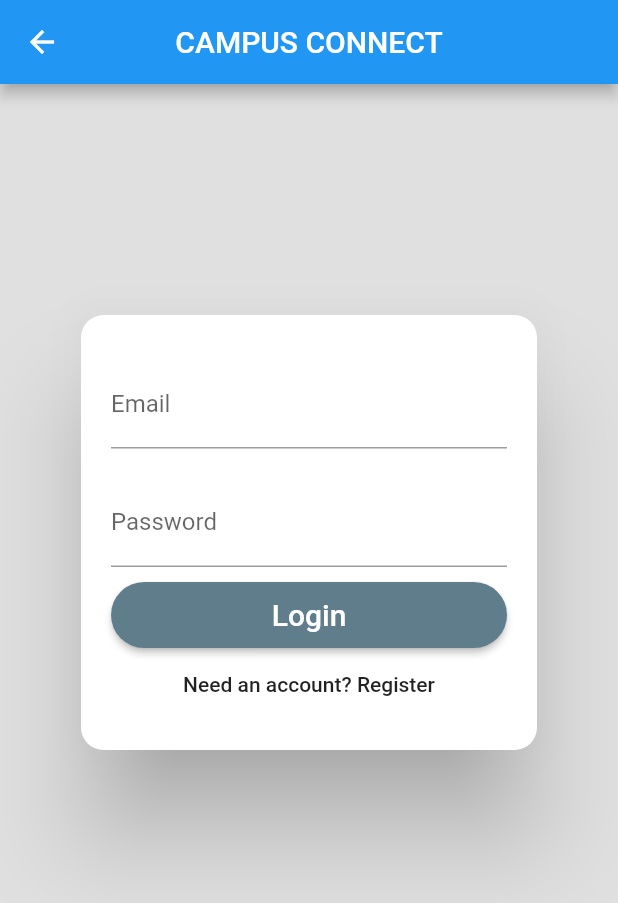
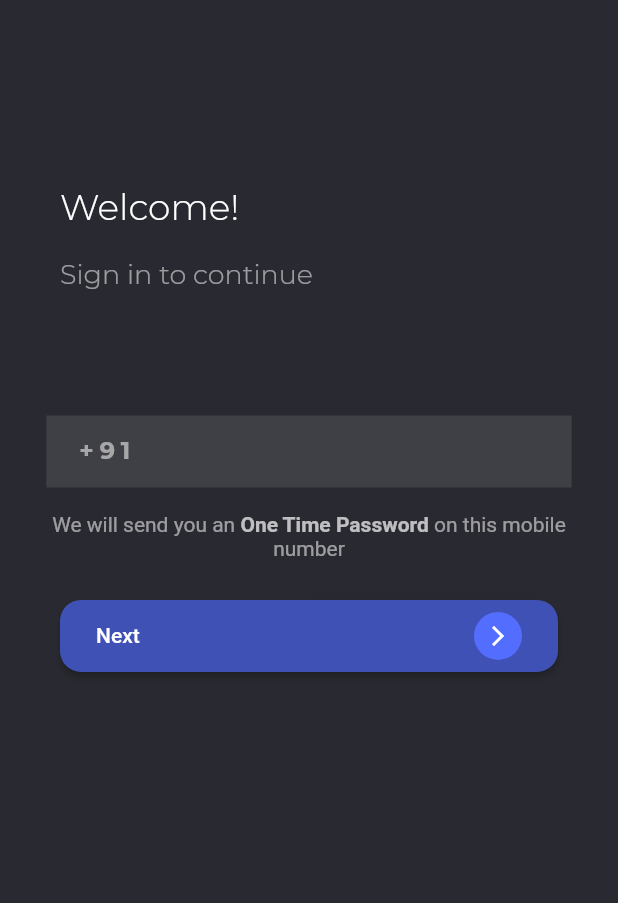
Before and after one commit to sumit0047/campusConnect, a Flutter app: the Login screen opened directly, on a phone screen of 412 x 824 dp. Shown: the top 903 px of the screen. Run offline on Flutter 3.47's test engine with Material 2 defaults, Android fonts, the phone set to English and light mode, and no system bars; our stand-ins replace cloud_firestore, date_time_picker, firebase_auth, firebase_core, firebase_storage, image_picker and 1 more; missing offline and left inert: fab_circular_menu; accounts and stored records are empty; network calls fail; project files that could hold a hidden picture were left out.

Commit message:
added auth inspect

```diff
--- a/lib/main.dart
+++ b/lib/main.dart
@@ -1,5 +1,5 @@
 import 'package:campus_connect/screens/Landing.dart';
-import 'package:campus_connect/screens/Login.dart';
+import 'package:campus_connect/screens/Welcome/welcome_screen.dart';
 import 'package:firebase_auth/firebase_auth.dart';
 import 'package:firebase_core/firebase_core.dart';
 import 'package:flutter/material.dart';
@@ -23,7 +23,7 @@ class MyApp extends StatelessWidget {
           }
           /// no user logged in
           return MaterialApp(
-            home: Login(),
+            home: WelcomeScreen(),
           );
         }
   }
--- a/lib/screens/Login.dart
+++ /dev/null
@@ -1,198 +0,0 @@
-import 'package:flutter/material.dart';
-import 'package:campus_connect/primary_button.dart';
-import 'package:campus_connect/Authentication_service.dart';
-
-class Login extends StatefulWidget {
-  Login({Key key, this.title, this.auth, this.onSignIn}) : super(key: key);
-
-  final String title;
-  final BaseAuth auth;
-  final VoidCallback onSignIn;
-
-  @override
-  _LoginState createState() => new _LoginState();
-}
-
-enum FormType {
-  login,
-  register
-}
-
-class _LoginState extends State<Login> {
-  static final formKey = new GlobalKey<FormState>();
-
-  String _email;
-  String _password;
-  FormType _formType = FormType.login;
-  String _authHint = '';
-
-  bool validateAndSave() {
-    final form = formKey.currentState;
-    if (form.validate()) {
-      form.save();
-      return true;
-    }
-    return false;
-  }
-
-  void validateAndSubmit() async {
-    if (validateAndSave()) {
-      try {
-        String userId = _formType == FormType.login
-            ? await widget.auth.signIn(_email, _password)
-            : await widget.auth.createUser(_email, _password);
-        setState(() {
-          _authHint = 'Signed In\n\nUser id: $userId';
-        });
-        widget.onSignIn();
-      }
-      catch (e) {
-        setState(() {
-          _authHint = 'Sign In Error\n\n${e.toString()}';
-        });
-        print(e);
-      }
-    } else {
-      setState(() {
-        _authHint = '';
-      });
-    }
-  }
-
-  void moveToRegister() {
-    formKey.currentState.reset();
-    setState(() {
-      _formType = FormType.register;
-      _authHint = '';
-    });
-  }
-
-  void moveToLogin() {
-    formKey.currentState.reset();
-    setState(() {
-      _formType = FormType.login;
-      _authHint = '';
-    });
-  }
-
-  List<Widget> usernameAndPassword() {
-    return [
-      padded(child: new TextFormField(
-        key: new Key('email'),
-        decoration: new InputDecoration(labelText: 'Email'),
-        autocorrect: false,
-        validator: (val) => val.isEmpty ? 'Email can\'t be empty.' : null,
-        onSaved: (val) => _email = val,
-      )),
-      padded(child: new TextFormField(
-        key: new Key('password'),
-        decoration: new InputDecoration(labelText: 'Password'),
-        obscureText: true,
-        autocorrect: false,
-        validator: (val) => val.isEmpty ? 'Password can\'t be empty.' : null,
-        onSaved: (val) => _password = val,
-      )),
-    ];
-  }
-
-  List<Widget> submitWidgets() {
-    switch (_formType) {
-      case FormType.login:
-        return [
-          new PrimaryButton(
-              key: new Key('login'),
-              text: 'Login',
-              height: 44.0,
-              onPressed: validateAndSubmit
-          ),
-          new FlatButton(
-              key: new Key('need-account'),
-              child: new Text("Need an account? Register"),
-              onPressed: moveToRegister
-          ),
-        ];
-      case FormType.register:
-        return [
-          new PrimaryButton(
-              key: new Key('register'),
-              text: 'Create an account',
-              height: 44.0,
-              onPressed: validateAndSubmit
-          ),
-          new FlatButton(
-              key: new Key('need-login'),
-              child: new Text("Have an account? Login"),
-              onPressed: moveToLogin
-          ),
-        ];
-    }
-    return null;
-  }
-
-  Widget hintText() {
-    return new Container(
-      //height: 80.0,
-        padding: const EdgeInsets.all(32.0),
-        child: new Text(
-            _authHint,
-            key: new Key('hint'),
-            style: new TextStyle(fontSize: 18.0, color: Colors.grey),
-            textAlign: TextAlign.center)
-    );
-  }
-
-
-  @override
-  Widget build(BuildContext context) {
-    return new Scaffold(
-        appBar: new AppBar(
-          title: new Text(
-            "CAMPUS CONNECT",
-
-          ),
-          centerTitle: true,
-        ),
-        backgroundColor: Colors.grey[300],
-        body: new SingleChildScrollView(child: new Container(
-            padding: const EdgeInsets.fromLTRB(50.0,150.0,50.0,50.0),
-
-            child: new Column(
-
-                children: [
-                  new Card(
-
-                      borderOnForeground:true,
-                      elevation: 30,
-                      color: Colors.white,
-                      shape: RoundedRectangleBorder(
-                        borderRadius: BorderRadius.circular(15.0),
-                      ),
-                      child: new Column(
-                          mainAxisSize: MainAxisSize.max,
-                          children: <Widget>[
-                            new Container(
-                                padding: const EdgeInsets.all(20.0),
-                                child: new Form(
-                                    key: formKey,
-                                    child: new Column(
-                                      crossAxisAlignment: CrossAxisAlignment.stretch,
-                                      children: usernameAndPassword() + submitWidgets(),
-                                    )
-                                )
-                            ),
-                          ])
-                  ),
-                  hintText()
-                ]
-            )
-        ))
-    );
-  }
-
-  Widget padded({Widget child}) {
-    return new Padding(
-      padding: EdgeInsets.symmetric(vertical: 10.0),
-      child: child,
-    );
-  }
-}
```
